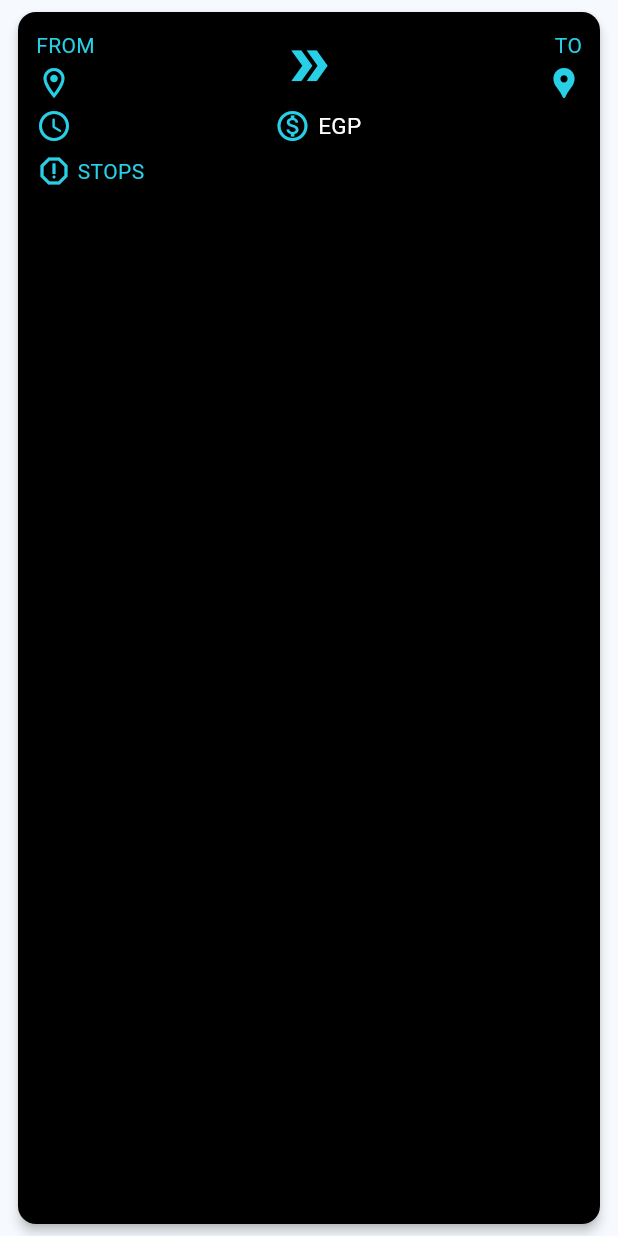
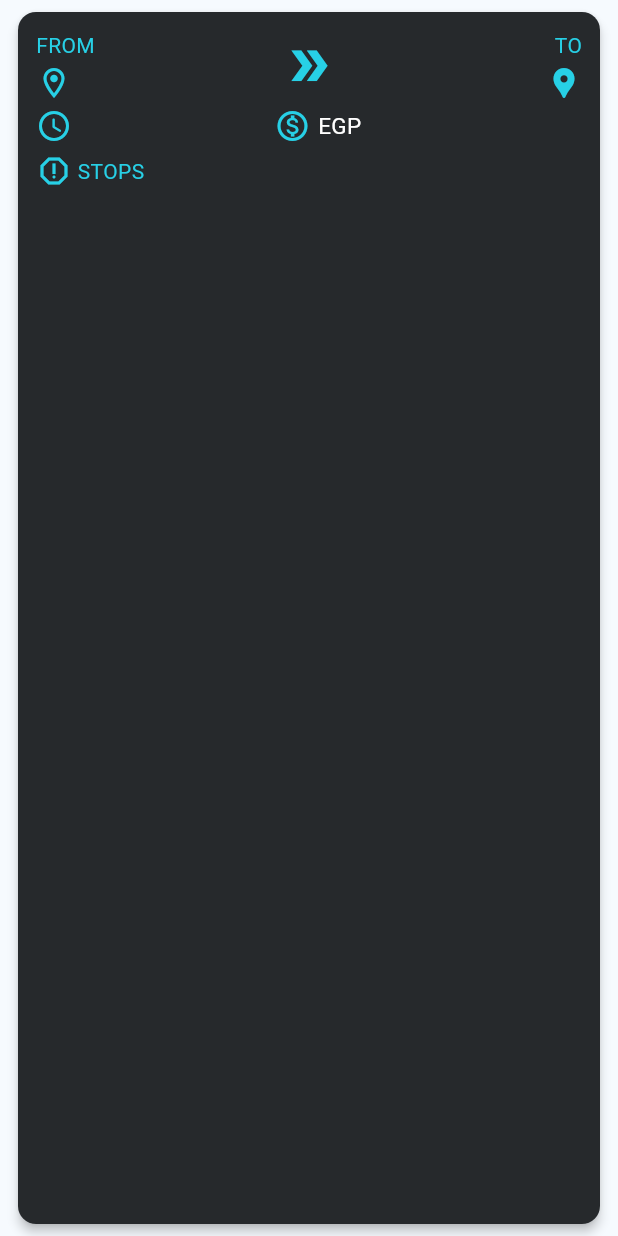
Before and after one commit to M-Abdelmegeed/Blue-Ride, a Flutter app: the CustomCard widget shown alone on an empty page, opened directly with empty values, on a phone screen of 412 x 824 dp. Run offline on Flutter 3.47's test engine with Material 3 defaults, Android fonts, the phone set to English and light mode, and no system bars; our stand-ins replace awesome_dialog, cloud_firestore, firebase_auth, firebase_core, google_maps_flutter and 2 more; missing offline and left inert: dart:ffi; accounts and stored records are empty.

Commit message:
Final Updates

```diff
--- a/lib/components/routesCard.dart
+++ b/lib/components/routesCard.dart
@@ -27,9 +27,9 @@ class CustomCard extends StatelessWidget {
         child: Container(
           padding: const EdgeInsets.all(12),
           decoration: BoxDecoration(
-            color: from == 'ASU'
+            color: from == 'Gate 3' || from == 'Gate 4'
                 ? AppColors.primaryColorLight
-                : Color.fromARGB(255, 0, 0, 0),
+                : Color.fromARGB(255, 38, 41, 44),
             borderRadius: BorderRadius.circular(12),
           ),
           width: double.infinity,
@@ -59,12 +59,14 @@ class CustomCard extends StatelessWidget {
                             SizedBox(
                               width: 3,
                             ),
-                            Text(
-                              from,
-                              style: const TextStyle(
-                                  fontSize: 15,
-                                  color: Colors.white,
-                                  fontWeight: FontWeight.bold),
+                            Expanded(
+                              child: Text(
+                                from,
+                                style: const TextStyle(
+                                    fontSize: 15,
+                                    color: Colors.white,
+                                    fontWeight: FontWeight.bold),
+                              ),
                             ),
                           ],
                         ),
--- a/lib/pages/homepage.dart
+++ b/lib/pages/homepage.dart
@@ -21,6 +21,8 @@ class _HomePageState extends State<HomePage> {
     'Heliopolis',
     'Rehab',
     'ASU',
+    'Gate 3',
+    'Gate 4',
     'Tayaran',
     'Abbas el Akkad',
     'Makram Ebeid',
@@ -36,6 +38,8 @@ class _HomePageState extends State<HomePage> {
     'Mokattam',
   ];
   Map<String, LatLng> placeLocations = {
+    'Gate 3': LatLng(30.06474820910293, 31.278861490545815),
+    'Gate 4': LatLng(30.06474820910293, 31.278861490545815),
     'ASU': LatLng(30.06474820910293, 31.278861490545815),
     'Heliopolis': LatLng(30.113268828632258, 31.343674948595595),
     'Dokki': LatLng(30.040216631304027, 31.205701089600485),
@@ -54,7 +58,7 @@ class _HomePageState extends State<HomePage> {
     'Mokattam': LatLng(30.022446106882835, 31.30427737187155),
   };
   String selectedToValue = 'Ahmed Fakhry';
-  String selectedFromValue = 'ASU';
+  String selectedFromValue = 'Gate 3';
 
   @override
   Widget build(BuildContext context) {
--- a/lib/pages/routes.dart
+++ b/lib/pages/routes.dart
@@ -14,7 +14,7 @@ class _RoutesState extends State<Routes> {
   FirebaseFirestore firestore = FirebaseFirestore.instance;
 
   CollectionReference firebaseRoutes =
-      FirebaseFirestore.instance.collection('Routes');
+      FirebaseFirestore.instance.collection('Trips');
 
   int _currentIndex = 1;
 
@@ -42,7 +42,7 @@ class _RoutesState extends State<Routes> {
                     from: routeData["from"],
                     to: routeData["to"],
                     time: routeData["time"],
-                    price: routeData["priceRange"].join('-').toString(),
+                    price: routeData["price"].toString(),
                     stops: routeData["stops"],
                   ),
                 );
--- a/lib/pages/signup.dart
+++ b/lib/pages/signup.dart
@@ -272,6 +272,7 @@ class _SignupPageState extends State<SignupPage> {
           animType: AnimType.bottomSlide,
           title: 'Error',
           desc: 'Some error happened while creating your account...',
+          btnOkColor: Colors.red,
           btnOkOnPress: () {},
         )..show();
       }
```
Also changed, not shown: lib/pages/main.dart (+10 -17 lines), lib/pages/orderHistory.dart (+14 -3 lines).
